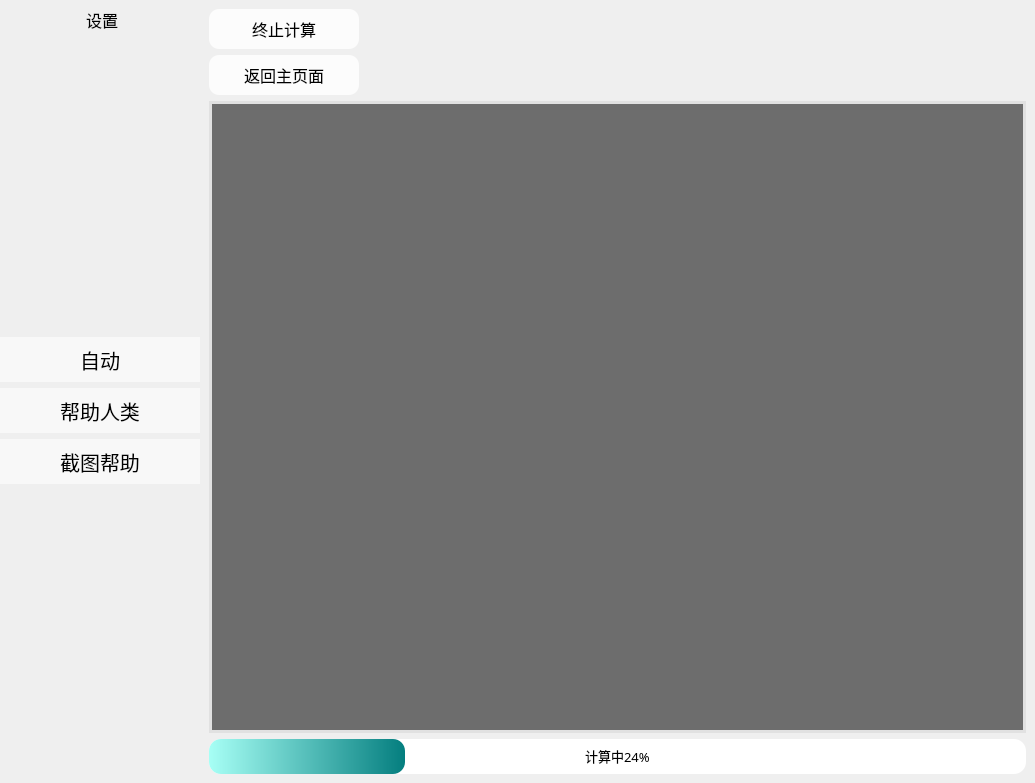
This is ui/window.ui in wangyuanchuan2022/minesweeper_help as Qt 5 draws it before an edit. The edited form follows.
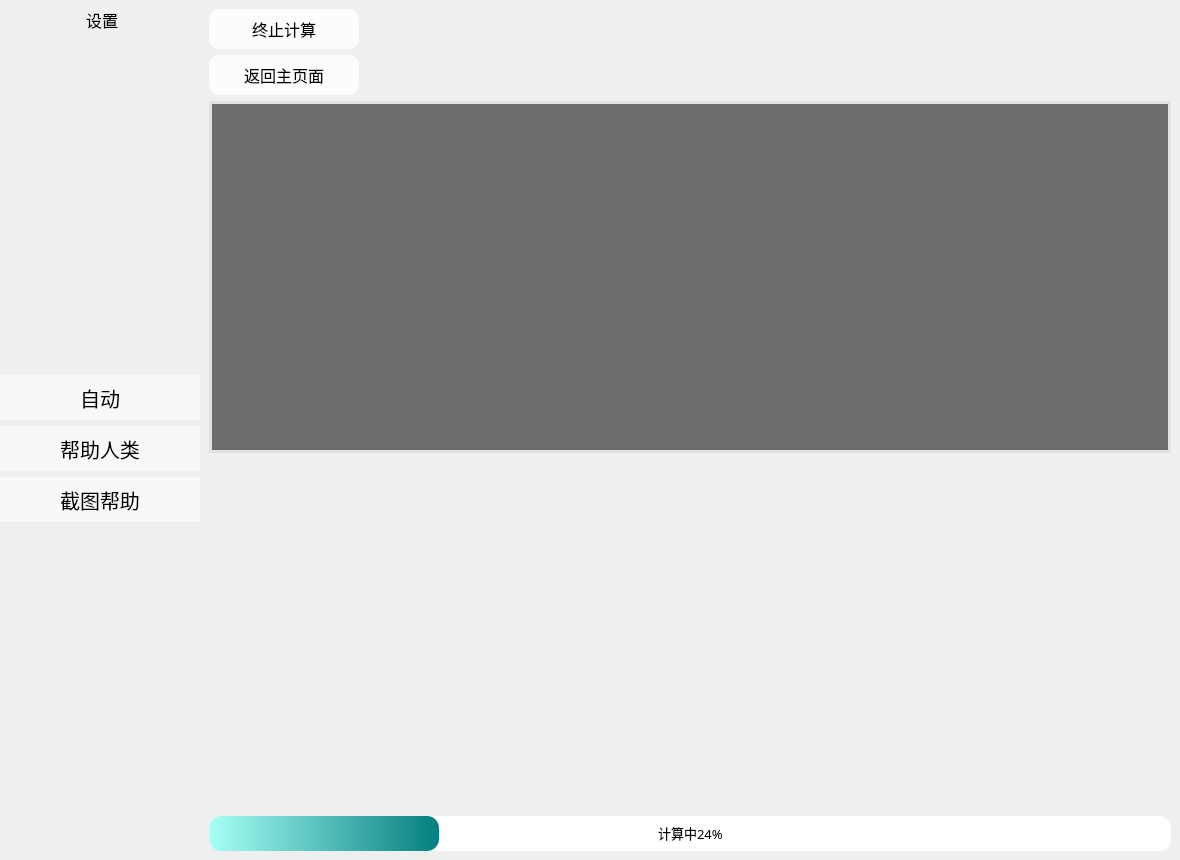
This is the edited form. The open tabs and pages were chosen to show the change. Icons and pictures are not drawn.

What changed in the file:
```diff
--- a/ui/window.ui
+++ b/ui/window.ui
@@ -6,20 +6,14 @@
    <rect>
     <x>0</x>
     <y>0</y>
-    <width>1035</width>
-    <height>783</height>
+    <width>1180</width>
+    <height>860</height>
    </rect>
   </property>
   <property name="minimumSize">
    <size>
-    <width>1035</width>
-    <height>0</height>
-   </size>
-  </property>
-  <property name="maximumSize">
-   <size>
-    <width>1035</width>
-    <height>800</height>
+    <width>900</width>
+    <height>600</height>
    </size>
   </property>
   <property name="windowTitle">
@@ -541,6 +535,24 @@
           </property>
          </widget>
         </item>
+        <item>
+         <widget class="QScrollArea" name="auto_scroll">
+          <property name="frameShape">
+           <enum>QFrame::NoFrame</enum>
+          </property>
+          <property name="widgetResizable">
+           <bool>true</bool>
+          </property>
+          <property name="styleSheet">
+           <string notr="true">QScrollArea{background: transparent;border: none;}
+QScrollArea &gt; QWidget &gt; QWidget{background: transparent;}</string>
+          </property>
+          <widget class="QWidget" name="auto_scroll_content">
+           <layout class="QVBoxLayout" name="verticalLayout_auto_content">
+           </layout>
+          </widget>
+         </widget>
+        </item>
         <item>
          <widget class="QProgressBar" name="pgb">
           <property name="minimumSize">
```
Left out of the diff: 20 changed lines with no effect on the pictures.
